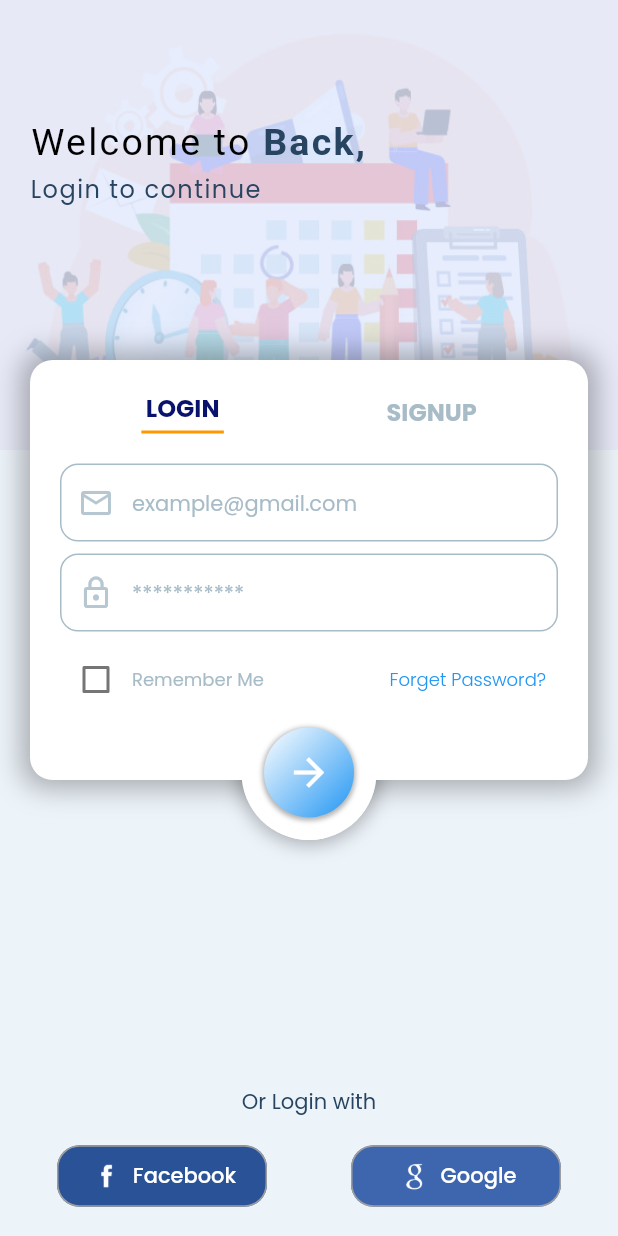
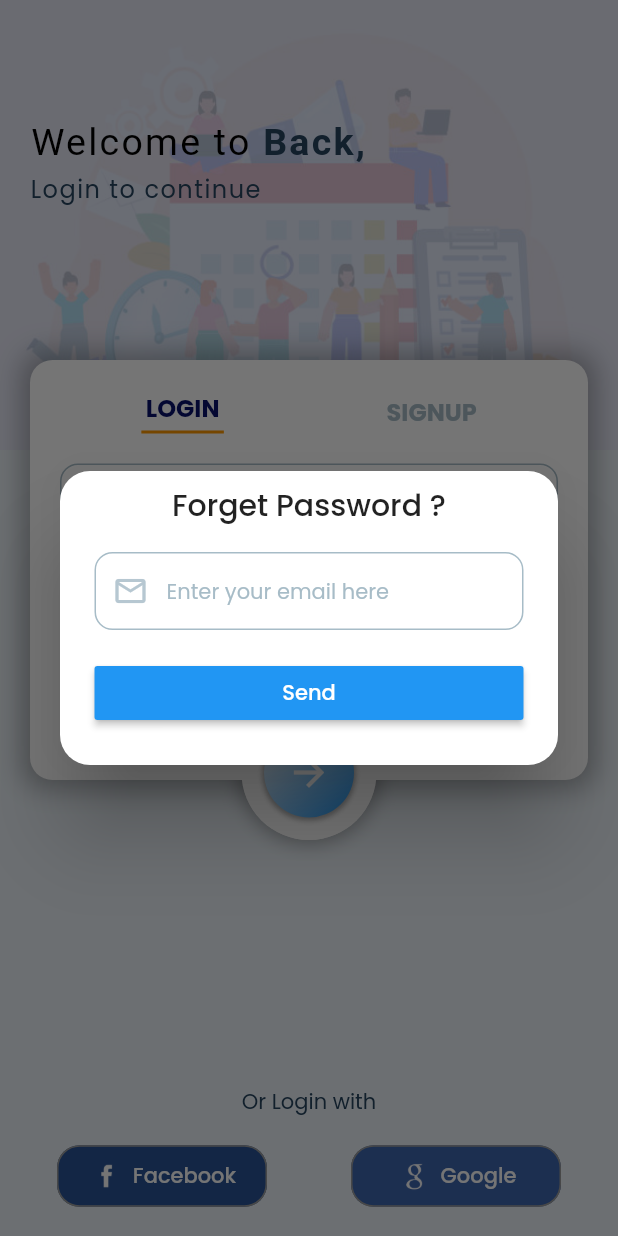
Before and after one commit to CPAD-Gazipur/EMS, a Flutter app: the LoginSignupScreen screen opened directly, after a tap on "LOGIN", after a tap on "Forget Password?", on a phone screen of 412 x 824 dp. Run offline on Flutter 3.47's test engine with Material 2 defaults, Android fonts, the phone set to English and light mode, and no system bars; our stand-ins replace firebase_auth, firebase_core, get, google_fonts, google_sign_in; accounts and stored records are empty.

Commit message:
EMS - Forget Password Added !

```diff
--- a/lib/views/login_signup/login_signup_screen.dart
+++ b/lib/views/login_signup/login_signup_screen.dart
@@ -25,6 +25,7 @@ class _LoginSignupScreenState extends State<LoginSignupScreen> {
   TextEditingController passwordController = TextEditingController();
   TextEditingController passwordLoginController = TextEditingController();
   TextEditingController confirmPasswordController = TextEditingController();
+  TextEditingController forgetPasswordController = TextEditingController();
 
   late AuthController authController;
 
@@ -473,8 +474,8 @@ class _LoginSignupScreenState extends State<LoginSignupScreen> {
                   'Warning',
                   'Email is invalid!',
                 );
+                return '';
               }
-              return '';
             },
           ),
           buildTextField(
@@ -531,7 +532,61 @@ class _LoginSignupScreenState extends State<LoginSignupScreen> {
                 ],
               ),
               TextButton(
-                onPressed: () {},
+                onPressed: () {
+                  Get.defaultDialog(
+                    title: 'Forget Password ?',
+                    content: Column(
+                      children: [
+                        Padding(
+                          padding: const EdgeInsets.symmetric(horizontal: 15),
+                          child: buildTextField(
+                            iconData: Icons.email_outlined,
+                            hintText: 'Enter your email here',
+                            isPassword: false,
+                            isEmail: true,
+                            controller: forgetPasswordController,
+                            validator: (String input) {
+                              if (input.isEmpty) {
+                                Get.snackbar(
+                                  'Warning',
+                                  'Email is required!',
+                                );
+                                return '';
+                              } else if (!input.contains('@')) {
+                                Get.snackbar(
+                                  'Warning',
+                                  'Email is invalid!',
+                                );
+                                return '';
+                              }
+                            },
+                          ),
+                        ),
+                        const SizedBox(
+                          height: 10,
+                        ),
+                        Padding(
+                          padding: const EdgeInsets.symmetric(horizontal: 15),
+                          child: MaterialButton(
+                            onPressed: () {
+                              authController.forgetPassword(
+                                email: forgetPasswordController.text.trim(),
+                              );
+                            },
+                            minWidth: MediaQuery.of(context).size.width - 30,
+                            color: Colors.blue,
+                            child: const Text(
+                              'Send',
+                              style: TextStyle(
+                                color: Colors.white,
+                              ),
+                            ),
+                          ),
+                        ),
+                      ],
+                    ),
+                  );
+                },
                 child: const Text(
                   'Forget Password?',
                   style: TextStyle(
--- a/lib/views/login_signup/widgets/bottom_half_container.dart
+++ b/lib/views/login_signup/widgets/bottom_half_container.dart
@@ -41,7 +41,6 @@ Widget buildBottomHalfContainer({
             ? GestureDetector(
                 onTap: () {
                   if (!formKey.currentState!.validate()) {
-                    print("Form Key Error");
                     return ;
                   }
                   else{
--- a/lib/views/login_signup/widgets/social_button.dart
+++ b/lib/views/login_signup/widgets/social_button.dart
@@ -1,4 +1,5 @@
 import 'package:ems/controller/auth_contoller.dart';
+import 'package:flutter/foundation.dart';
 import 'package:flutter/material.dart';
 
 Widget buildSocialButton({
@@ -10,7 +11,8 @@ Widget buildSocialButton({
 }) {
   return TextButton(
     onPressed: () {
-      if(isGoogle){
+      if (isGoogle) {
+
         authController.signInWithGoogle();
       }
     },
--- a/lib/views/on_boarding/on_boarding_screen.dart
+++ b/lib/views/on_boarding/on_boarding_screen.dart
@@ -1,5 +1,6 @@
 import 'package:ems/config/app_colors.dart';
 import 'package:ems/views/login_signup/login_signup_screen.dart';
+import 'package:flutter/foundation.dart';
 import 'package:flutter/material.dart';
 
 class OnBoardingScreen extends StatelessWidget {
@@ -46,6 +47,7 @@ class OnBoardingScreen extends StatelessWidget {
               child: Image.asset(
                 'assets/images/event.jpg',
                 fit: BoxFit.cover,
+                height: kIsWeb ? 450 : null,
               ),
             ),
             const SizedBox(
--- a/pubspec.yaml
+++ b/pubspec.yaml
@@ -39,6 +39,7 @@ dependencies:
   firebase_auth: ^3.3.18
   get: ^4.6.3
   google_sign_in: ^5.3.1
+  google_sign_in_web: ^0.10.1+2
 
 dev_dependencies:
   flutter_test:
```
Also changed, not shown: lib/controller/auth_contoller.dart (+45 -14 lines), lib/main.dart (+12 -6 lines), pubspec.lock, 1 other file.
